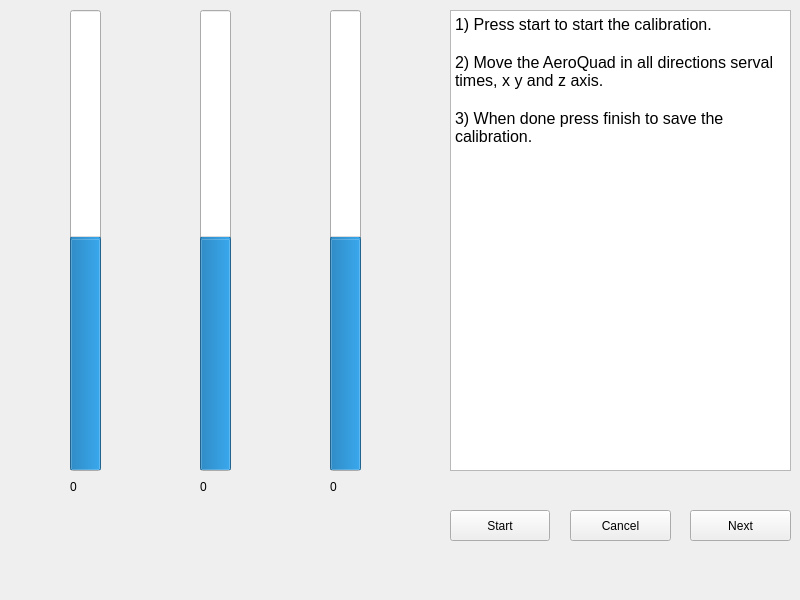
Qt form ui/subpanel/magnetometercalibration/MagnetometerCalibrationPanel.ui (AeroQuad/AeroQuadConfiguratorPyQt) before a commit.
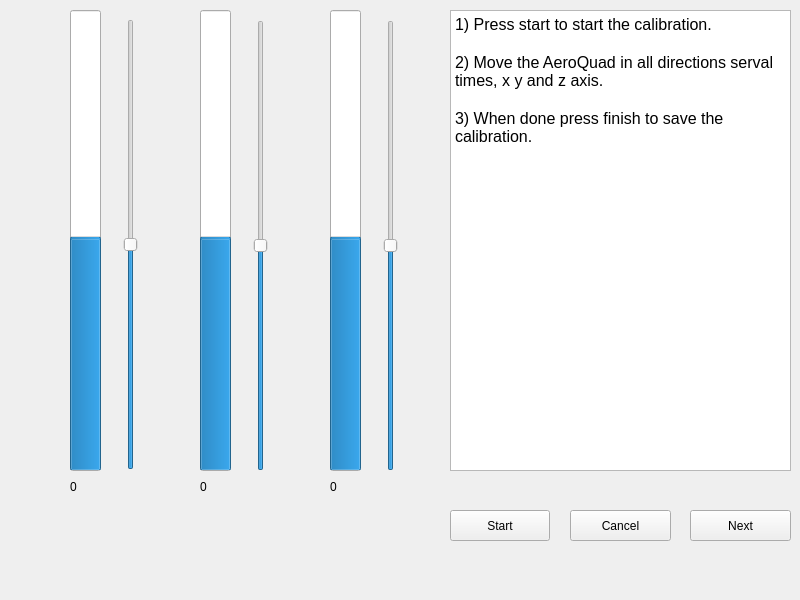
The same form after that commit.

Commit message: Work on mag calibration try

The edit to the form file:
```diff
--- a/ui/subpanel/magnetometercalibration/MagnetometerCalibrationPanel.ui
+++ b/ui/subpanel/magnetometercalibration/MagnetometerCalibrationPanel.ui
@@ -235,6 +235,72 @@
     <string>0</string>
    </property>
   </widget>
+  <widget class="QSlider" name="_x_vertical_slider">
+   <property name="geometry">
+    <rect>
+     <x>120</x>
+     <y>19</y>
+     <width>22</width>
+     <height>451</height>
+    </rect>
+   </property>
+   <property name="minimum">
+    <number>-800</number>
+   </property>
+   <property name="maximum">
+    <number>800</number>
+   </property>
+   <property name="pageStep">
+    <number>1</number>
+   </property>
+   <property name="orientation">
+    <enum>Qt::Vertical</enum>
+   </property>
+  </widget>
+  <widget class="QSlider" name="_y_vertical_slider_2">
+   <property name="geometry">
+    <rect>
+     <x>250</x>
+     <y>20</y>
+     <width>22</width>
+     <height>451</height>
+    </rect>
+   </property>
+   <property name="minimum">
+    <number>-800</number>
+   </property>
+   <property name="maximum">
+    <number>800</number>
+   </property>
+   <property name="pageStep">
+    <number>1</number>
+   </property>
+   <property name="orientation">
+    <enum>Qt::Vertical</enum>
+   </property>
+  </widget>
+  <widget class="QSlider" name="_z_vertical_slider_3">
+   <property name="geometry">
+    <rect>
+     <x>380</x>
+     <y>20</y>
+     <width>22</width>
+     <height>451</height>
+    </rect>
+   </property>
+   <property name="minimum">
+    <number>-800</number>
+   </property>
+   <property name="maximum">
+    <number>800</number>
+   </property>
+   <property name="pageStep">
+    <number>1</number>
+   </property>
+   <property name="orientation">
+    <enum>Qt::Vertical</enum>
+   </property>
+  </widget>
  </widget>
  <resources/>
  <connections/>
```
The commit also changes 22 other files.
